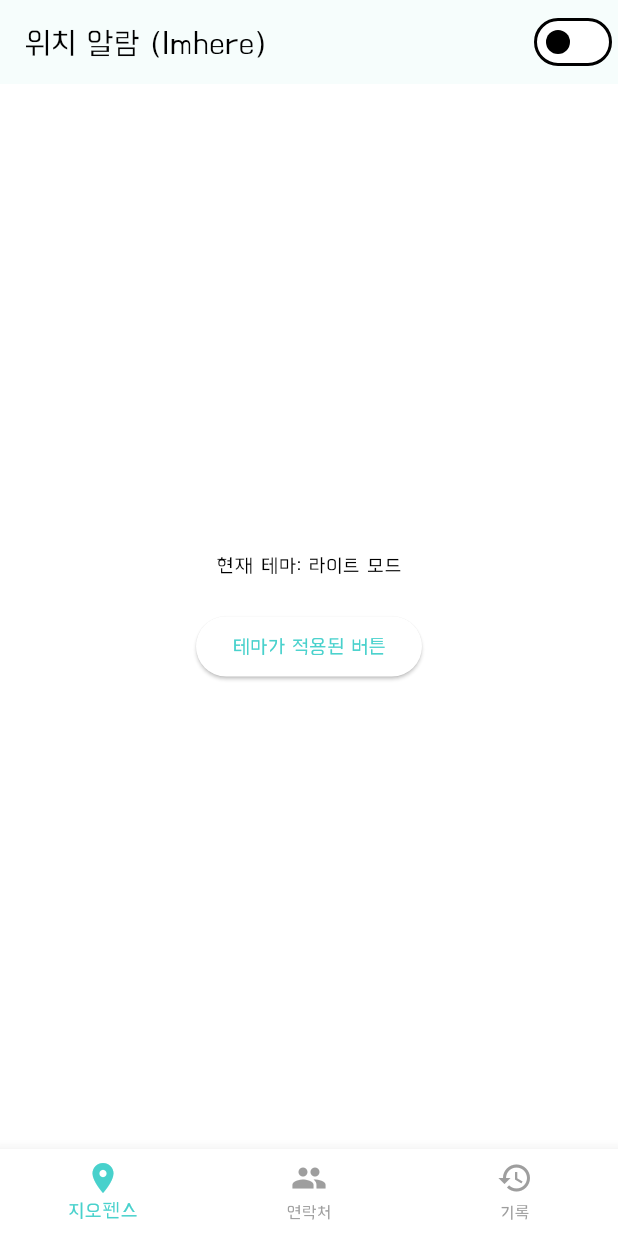
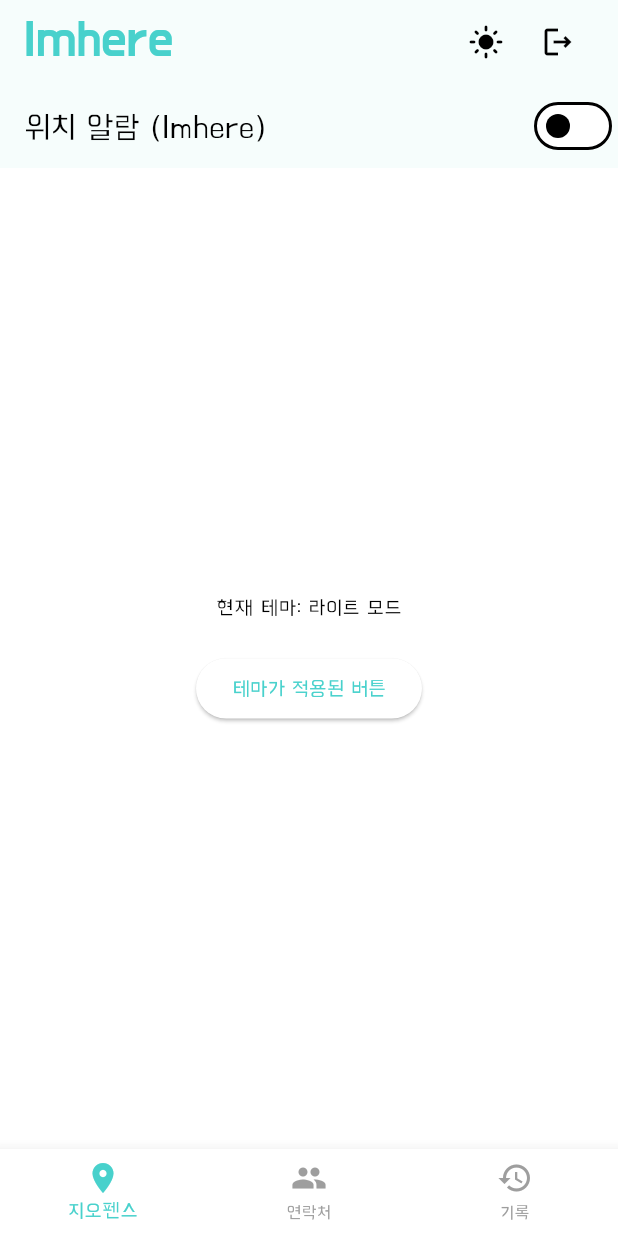
Before and after one commit to kdongsu5509/imhere, a Flutter app: the screen it shows after launch, on a phone screen of 412 x 824 dp. Run offline on Flutter 3.47's test engine with Material 3 defaults, Android fonts, the phone set to English and light mode, and no system bars.

Commit message:
feat: feat(issue2) : add simple main page
간단한 앱의 메인 페이지를 추가함

```diff
--- a/Flutter/lib/common/theme/im_here_them_data_dark.dart
+++ b/Flutter/lib/common/theme/im_here_them_data_dark.dart
@@ -64,7 +64,7 @@ final ThemeData darkTheme = ThemeData(
   // **5. 텍스트 테마 (선택 사항)**
   fontFamily: 'BMHANNAAir',
   textTheme: const TextTheme(
-    headlineLarge: TextStyle(fontFamily: 'BMHANNAPro'),
+    headlineLarge: TextStyle(fontFamily: 'BMDOHYEON'),
 
     headlineMedium: TextStyle(fontFamily: 'BMJUA', fontWeight: FontWeight.w400),
 
--- a/Flutter/lib/common/theme/im_here_them_data_light.dart
+++ b/Flutter/lib/common/theme/im_here_them_data_light.dart
@@ -53,7 +53,7 @@ final ThemeData lightTheme = ThemeData(
   // **5. 텍스트 테마 (선택 사항)**]
   fontFamily: 'BMHANNAAir',
   textTheme: const TextTheme(
-    headlineLarge: TextStyle(fontFamily: 'BMHANNAPro'),
+    headlineLarge: TextStyle(fontFamily: 'BMDOHYEON', color: Color(0xFF48D1CC)),
 
     headlineMedium: TextStyle(fontFamily: 'BMJUA', fontWeight: FontWeight.w400),
 
--- /dev/null
+++ b/Flutter/lib/common/view_component/default_view.dart
@@ -0,0 +1,42 @@
+import 'package:flutter/material.dart';
+
+class DefaultView extends StatelessWidget {
+  final String _appTitle = 'Imhere';
+  final Widget child;
+  const DefaultView({super.key, required this.child});
+
+  @override
+  Widget build(BuildContext context) {
+    final theme = Theme.of(context);
+
+    return Scaffold(
+      appBar: AppBar(
+        title: Row(
+          mainAxisAlignment: MainAxisAlignment.spaceBetween,
+          children: [
+            Text(_appTitle,
+                style: theme.textTheme.headlineLarge?.copyWith(
+                    fontSize: MediaQuery.of(context).size.width * 0.065
+                )
+            ),
+            Row(
+              children: [
+                IconButton(onPressed: (){}, icon: theme == ThemeMode.light ? Icon(Icons.dark_mode) : Icon(Icons.light_mode)),
+                IconButton(onPressed: () {}, icon: Icon(Icons.logout_outlined))
+              ],
+            )
+        ],),
+      ),
+      body: Center(
+        child: child,
+      ),
+      bottomNavigationBar: BottomNavigationBar(
+        items: const [
+          BottomNavigationBarItem(icon: Icon(Icons.location_on), label: '지오펜스'),
+          BottomNavigationBarItem(icon: Icon(Icons.people), label: '연락처'),
+          BottomNavigationBarItem(icon: Icon(Icons.history), label: '기록'),
+        ],
+      ),
+    );
+  }
+}
--- a/Flutter/lib/main.dart
+++ b/Flutter/lib/main.dart
@@ -1,6 +1,7 @@
 import 'package:flutter/material.dart';
 import 'package:iamhere/common/theme/im_here_them_data_dark.dart';
 import 'package:iamhere/common/theme/im_here_them_data_light.dart';
+import 'package:iamhere/common/view_component/default_view.dart';
 
 void main() {
   runApp(const ImHereApp());
@@ -29,7 +30,7 @@ class _ImHereAppState extends State<ImHereApp> {
       theme: lightTheme,
       darkTheme: darkTheme,
       themeMode: _themeMode,
-      home: HomeScreen(toggleTheme: toggleTheme, isDarkMode: _themeMode == ThemeMode.dark),
+      home: DefaultView(child: HomeScreen(toggleTheme: toggleTheme, isDarkMode: _themeMode == ThemeMode.dark))
     );
   }
 }
@@ -77,13 +78,6 @@ class HomeScreen extends StatelessWidget {
         ),
       ),
       // BottomNavigationBar도 테마 설정을 따릅니다.
-      bottomNavigationBar: BottomNavigationBar(
-        items: const [
-          BottomNavigationBarItem(icon: Icon(Icons.location_on), label: '지오펜스'),
-          BottomNavigationBarItem(icon: Icon(Icons.people), label: '연락처'),
-          BottomNavigationBarItem(icon: Icon(Icons.history), label: '기록'),
-        ],
-      ),
     );
   }
 }
--- a/Flutter/pubspec.yaml
+++ b/Flutter/pubspec.yaml
@@ -66,3 +66,6 @@ flutter:
     - family: BMHANNAAir
       fonts:
         - asset: assets/fonts/BMHANNAAir_ttf.ttf
+    - family: BMDOHYEON
+      fonts:
+        - asset: assets/fonts/BMDOHYEON_ttf.ttf
```
Also changed, not shown: Flutter/assets/fonts/BMDOHYEON_ttf.ttf (added).
